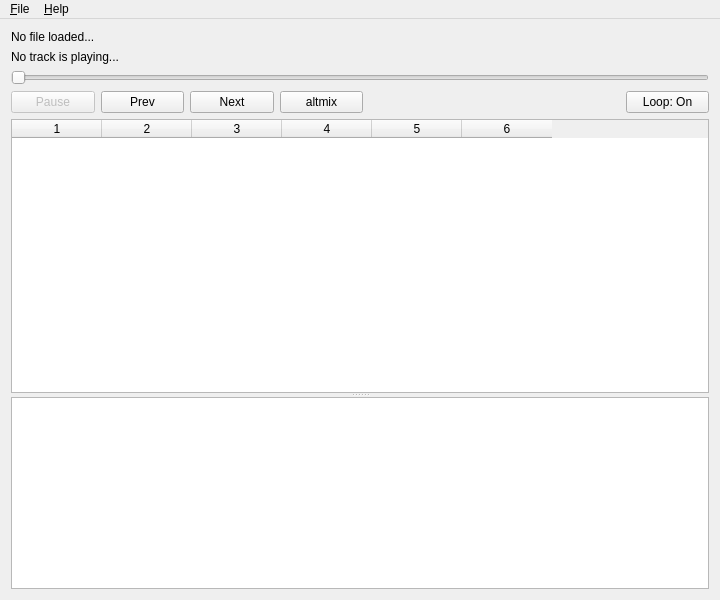
First picture: the form in mainwindow.ui, repository BearKidsTeam/thplayer, before the edit.
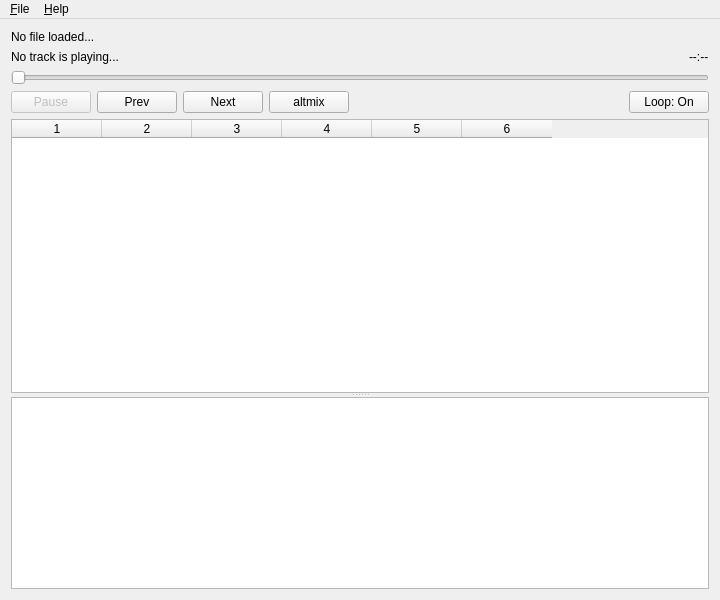
Second picture: the form after the edit. Icons and pictures are not drawn. Custom widgets are drawn as their Qt base class.

Commit message: Fix prev / next track buttons, add timestamp display.

```diff
--- a/mainwindow.ui
+++ b/mainwindow.ui
@@ -21,8 +21,110 @@
     <normaloff>:/icon/assets/thplayer.ico</normaloff>:/icon/assets/thplayer.ico</iconset>
   </property>
   <widget class="QWidget" name="centralWidget">
-   <layout class="QGridLayout" name="gridLayout">
-    <item row="4" column="0" colspan="8">
+   <layout class="QVBoxLayout" name="verticalLayout">
+    <item>
+     <widget class="QLabel" name="thnameLabel">
+      <property name="text">
+       <string>No file loaded...</string>
+      </property>
+     </widget>
+    </item>
+    <item>
+     <layout class="QHBoxLayout" name="horizontalLayout">
+      <item>
+       <widget class="QLabel" name="trknameLabel">
+        <property name="sizePolicy">
+         <sizepolicy hsizetype="Expanding" vsizetype="Preferred">
+          <horstretch>0</horstretch>
+          <verstretch>0</verstretch>
+         </sizepolicy>
+        </property>
+        <property name="text">
+         <string>No track is playing...</string>
+        </property>
+       </widget>
+      </item>
+      <item>
+       <widget class="QLabel" name="timestampLabel">
+        <property name="text">
+         <string>--:--</string>
+        </property>
+       </widget>
+      </item>
+     </layout>
+    </item>
+    <item>
+     <widget class="QClickableSlider" name="progressslider">
+      <property name="orientation">
+       <enum>Qt::Orientation::Horizontal</enum>
+      </property>
+     </widget>
+    </item>
+    <item>
+     <layout class="QHBoxLayout" name="horizontalLayout_2">
+      <item>
+       <widget class="QPushButton" name="pauseButton">
+        <property name="enabled">
+         <bool>false</bool>
+        </property>
+        <property name="text">
+         <string>Pause</string>
+        </property>
+        <property name="checkable">
+         <bool>true</bool>
+        </property>
+       </widget>
+      </item>
+      <item>
+       <widget class="QPushButton" name="prevButton">
+        <property name="text">
+         <string>Prev</string>
+        </property>
+       </widget>
+      </item>
+      <item>
+       <widget class="QPushButton" name="nextButton">
+        <property name="text">
+         <string>Next</string>
+        </property>
+       </widget>
+      </item>
+      <item>
+       <widget class="QPushButton" name="altmixButton">
+        <property name="text">
+         <string>altmix</string>
+        </property>
+        <property name="checkable">
+         <bool>true</bool>
+        </property>
+        <property name="checked">
+         <bool>false</bool>
+        </property>
+       </widget>
+      </item>
+      <item>
+       <spacer name="horizontalSpacer">
+        <property name="orientation">
+         <enum>Qt::Orientation::Horizontal</enum>
+        </property>
+        <property name="sizeHint" stdset="0">
+         <size>
+          <width>40</width>
+          <height>20</height>
+         </size>
+        </property>
+       </spacer>
+      </item>
+      <item>
+       <widget class="QPushButton" name="loopButton">
+        <property name="text">
+         <string>Loop: On</string>
+        </property>
+       </widget>
+      </item>
+     </layout>
+    </item>
+    <item>
      <widget class="QSplitter" name="splitter">
       <property name="orientation">
        <enum>Qt::Orientation::Vertical</enum>
@@ -84,87 +186,6 @@
       </widget>
      </widget>
     </item>
-    <item row="0" column="0" colspan="8">
-     <widget class="QLabel" name="thnameLabel">
-      <property name="text">
-       <string>No file loaded...</string>
-      </property>
-     </widget>
-    </item>
-    <item row="1" column="0" colspan="8">
-     <widget class="QLabel" name="trknameLabel">
-      <property name="text">
-       <string>No track is playing...</string>
-      </property>
-     </widget>
-    </item>
-    <item row="2" column="0" colspan="8">
-     <widget class="QClickableSlider" name="progressslider">
-      <property name="orientation">
-       <enum>Qt::Orientation::Horizontal</enum>
-      </property>
-     </widget>
-    </item>
-    <item row="3" column="0">
-     <widget class="QPushButton" name="pauseButton">
-      <property name="enabled">
-       <bool>false</bool>
-      </property>
-      <property name="text">
-       <string>Pause</string>
-      </property>
-      <property name="checkable">
-       <bool>true</bool>
-      </property>
-     </widget>
-    </item>
-    <item row="3" column="1">
-     <widget class="QPushButton" name="prevButton">
-      <property name="text">
-       <string>Prev</string>
-      </property>
-     </widget>
-    </item>
-    <item row="3" column="2">
-     <widget class="QPushButton" name="nextButton">
-      <property name="text">
-       <string>Next</string>
-      </property>
-     </widget>
-    </item>
-    <item row="3" column="3">
-     <widget class="QPushButton" name="altmixButton">
-      <property name="text">
-       <string>altmix</string>
-      </property>
-      <property name="checkable">
-       <bool>true</bool>
-      </property>
-      <property name="checked">
-       <bool>false</bool>
-      </property>
-     </widget>
-    </item>
-    <item row="3" column="4" colspan="3">
-     <spacer name="horizontalSpacer">
-      <property name="orientation">
-       <enum>Qt::Orientation::Horizontal</enum>
-      </property>
-      <property name="sizeHint" stdset="0">
-       <size>
-        <width>40</width>
-        <height>20</height>
-       </size>
-      </property>
-     </spacer>
-    </item>
-    <item row="3" column="7">
-     <widget class="QPushButton" name="loopButton">
-      <property name="text">
-       <string>Loop: On</string>
-      </property>
-     </widget>
-    </item>
    </layout>
   </widget>
   <widget class="QMenuBar" name="menuBar">
```
The commit also changes 1 other file.
